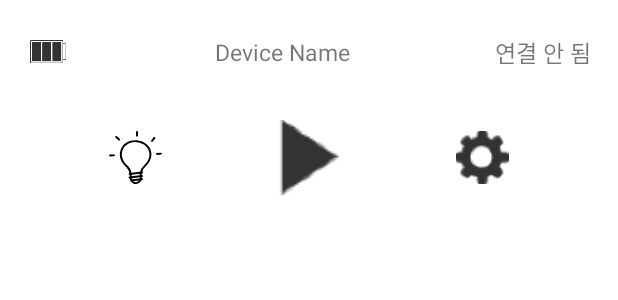
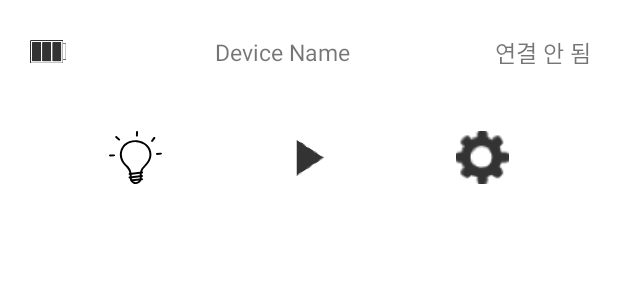
Before and after one commit to tommy15433/bluechemi_android, an Android app: the layout layout_device_item.xml on its own in the app's theme, with its tools: preview values and no code run, on a phone screen of 412 x 824 dp. Shown: the top 300 px of the screen. Run offline under Robolectric (Android 15) with nearby library versions, the phone set to English and light mode, and no system bars.

Commit message:
image button for play and stop uses src to update image. background is set to transparent

```diff
--- a/app/src/main/res/layout/layout_device_item.xml
+++ b/app/src/main/res/layout/layout_device_item.xml
@@ -80,7 +80,8 @@
             android:id="@+id/button_device_playpause"
             android:layout_width="50dp"
             android:layout_height="50dp"
-            android:background="@drawable/ic_play"
+            android:background="#00FFFFFF"
+            android:src="@drawable/ic_play"
             app:layout_constraintStart_toEndOf="@+id/button_device_lightbulb"
             app:layout_constraintTop_toTopOf="parent"
             app:layout_constraintEnd_toStartOf="@+id/button_device_setting"
```
